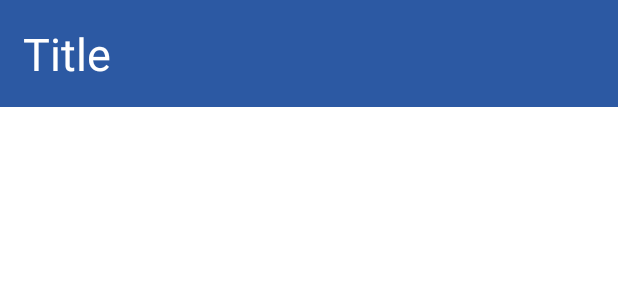
After one commit to abita-iw/android, an Android app: the layout pin_info.xml on its own in the app's theme, with its tools: preview values and no code run, on a phone screen of 412 x 824 dp. The commit adds this screen. Shown: the top 300 px of the screen. Run offline under Robolectric (Android 15) with nearby library versions, the phone set to English and light mode, and no system bars.

Commit message:
Rudimentary pin detail box

```diff
--- /dev/null
+++ b/app/src/main/res/layout/pin_info.xml
@@ -0,0 +1,18 @@
+<?xml version="1.0" encoding="utf-8"?>
+<LinearLayout xmlns:android="http://schemas.android.com/apk/res/android"
+    android:orientation="vertical"
+    android:layout_width="match_parent"
+    android:layout_height="match_parent"
+    android:background="#ffffffff">
+
+    <TextView xmlns:android="http://schemas.android.com/apk/res/android"
+        android:id="@+id/PinInfoTitle"
+        android:layout_width="match_parent"
+        android:layout_height="wrap_content"
+        android:text="Title"
+        android:padding="15dp"
+        android:textSize="30dp"
+        android:background="#ff2c59a3"
+        android:textColor="#ffffffff"/>
+
+</LinearLayout>
--- a/app/src/main/res/values/styles.xml
+++ b/app/src/main/res/values/styles.xml
@@ -8,4 +8,6 @@
         <item name="colorAccent">@color/colorAccent</item>
     </style>
 
+    <style name="Pin_Info"></style>
+
 </resources>
```
Also changed, not shown: app/src/main/java/com/example/aqeelp/abita/MapsActivity.java (+26 -11 lines).
